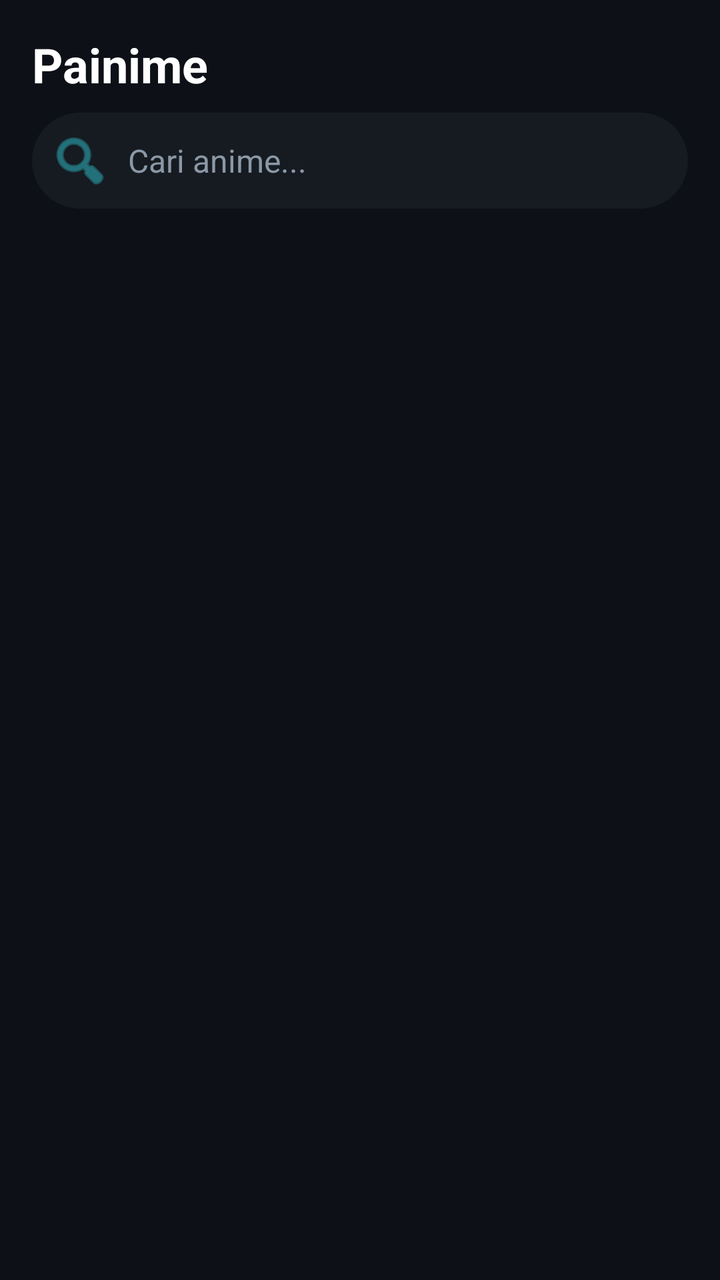
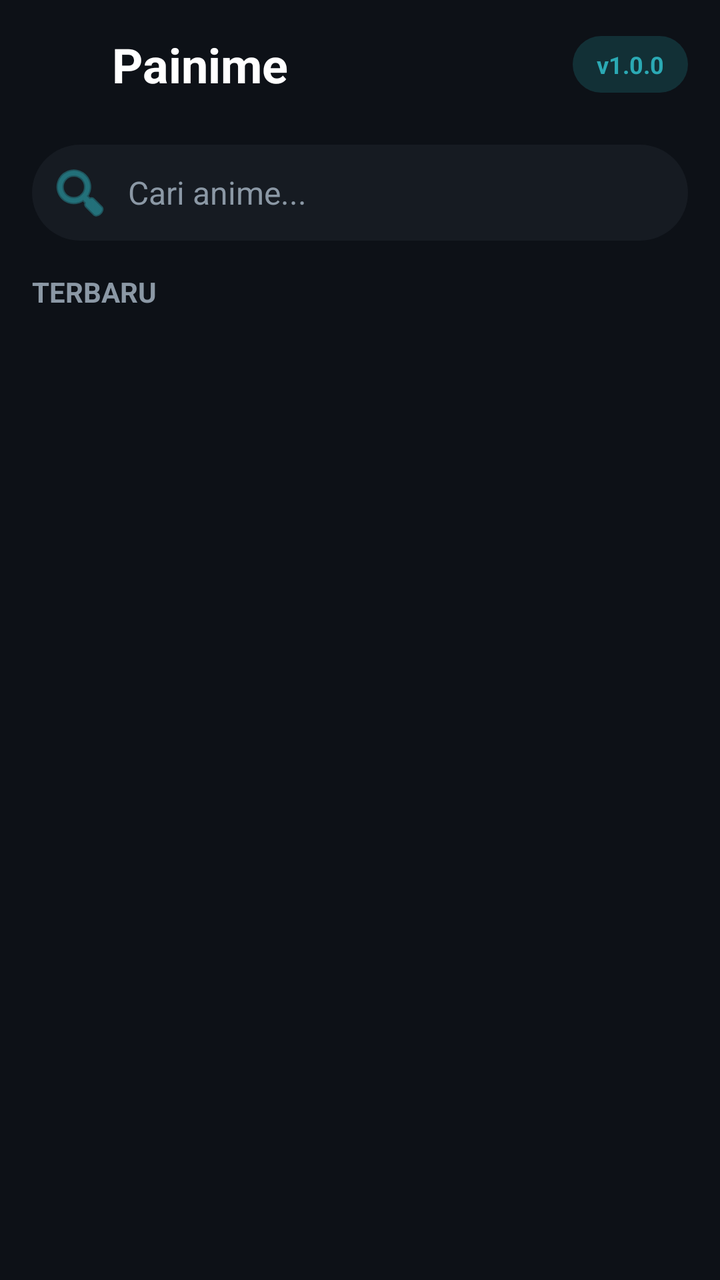

Compare the two renders of this Android layout. The source of the first and the diff that turns it into the second are given below.
<!-- AndroidManifest.xml: application theme Theme.BaseApp -->
<!-- res/layout/activity_main.xml -->
<?xml version="1.0" encoding="utf-8"?>
<androidx.constraintlayout.widget.ConstraintLayout 
    xmlns:android="http://schemas.android.com/apk/res/android"
    xmlns:app="http://schemas.android.com/apk/res-auto"
    xmlns:tools="http://schemas.android.com/tools"
    android:layout_width="match_parent"
    android:layout_height="match_parent"
    android:background="@color/bg_main"
    tools:context=".MainActivity">

    <TextView
        android:id="@+id/tvHeader"
        android:layout_width="wrap_content"
        android:layout_height="wrap_content"
        android:layout_margin="16dp"
        android:text="Painime"
        android:textSize="24sp"
        android:textStyle="bold"
        android:textColor="@color/white"
        app:layout_constraintTop_toTopOf="parent"
        app:layout_constraintStart_toStartOf="parent"/>

    <LinearLayout
        android:id="@+id/searchContainer"
        android:layout_width="match_parent"
        android:layout_height="wrap_content"
        android:orientation="horizontal"
        android:layout_marginStart="16dp"
        android:layout_marginEnd="16dp"
        android:layout_marginTop="8dp"
        android:background="@drawable/bg_search_bar"
        android:gravity="center_vertical"
        app:layout_constraintTop_toBottomOf="@id/tvHeader">
        
        <EditText
            android:id="@+id/etSearch"
            android:layout_width="0dp"
            android:layout_height="wrap_content"
            android:layout_weight="1"
            android:background="@null"
            android:hint="Cari anime..."
            android:textColorHint="@color/text_secondary"
            android:textColor="@color/text_primary"
            android:inputType="text"
            android:maxLines="1"
            android:padding="8dp"
            android:drawableStart="@android:drawable/ic_menu_search"
            android:drawablePadding="8dp"
            android:drawableTint="@color/accent_teal"
            android:textSize="16sp" />
            
        <ImageButton
            android:id="@+id/btnClearSearch"
            android:layout_width="wrap_content"
            android:layout_height="wrap_content"
            android:background="?android:attr/selectableItemBackground"
            android:src="@android:drawable/ic_menu_close_clear_cancel"
            app:tint="@color/accent_teal"
            android:padding="8dp"
            android:visibility="gone" />
    </LinearLayout>

    <androidx.recyclerview.widget.RecyclerView
        android:id="@+id/recyclerView"
        android:layout_width="0dp"
        android:layout_height="0dp"
        android:layout_marginTop="16dp"
        android:clipToPadding="false"
        android:paddingBottom="16dp"
        app:layout_constraintTop_toBottomOf="@id/searchContainer"
        app:layout_constraintBottom_toBottomOf="parent"
        app:layout_constraintStart_toStartOf="parent"
        app:layout_constraintEnd_toEndOf="parent" />

    <ProgressBar
        android:id="@+id/progressBar"
        android:layout_width="wrap_content"
        android:layout_height="wrap_content"
        app:layout_constraintTop_toTopOf="parent"
        app:layout_constraintBottom_toBottomOf="parent"
        app:layout_constraintStart_toStartOf="parent"
        app:layout_constraintEnd_toEndOf="parent" />

    <TextView
        android:id="@+id/tvError"
        android:layout_width="wrap_content"
        android:layout_height="wrap_content"
        android:textColor="#D32F2F"
        android:visibility="gone"
        app:layout_constraintTop_toTopOf="parent"
        app:layout_constraintBottom_toBottomOf="parent"
        app:layout_constraintStart_toStartOf="parent"
        app:layout_constraintEnd_toEndOf="parent" />

</androidx.constraintlayout.widget.ConstraintLayout>
<!-- resources referenced by this layout -->
<resources>
  <color name="accent_teal">#2BA9B4</color>
  <color name="bg_main">#0D1117</color>
  <color name="text_primary">#F2F5F7</color>
  <color name="text_secondary">#8B98A5</color>
  <color name="white">#FFFFFF</color>
  <!-- drawable bg_search_bar (drawable) -->
  <?xml version="1.0" encoding="utf-8"?>
  <shape xmlns:android="http://schemas.android.com/apk/res/android" android:shape="rectangle">
      <solid android:color="@color/bg_surface" />
      <corners android:radius="50dp" />
  </shape>
  <style name="Theme.BaseApp" parent="Theme.MaterialComponents.DayNight.NoActionBar">
          <item name="colorPrimary">@color/accent_teal</item>
          <item name="colorPrimaryVariant">@color/accent_teal</item>
          <item name="colorOnPrimary">@color/white</item>
          <item name="android:windowBackground">@color/bg_main</item>
          <item name="android:textColorPrimary">@color/text_primary</item>
          <item name="android:textColorSecondary">@color/text_secondary</item>
      </style>
  <color name="bg_surface">#161B22</color>
</resources>

<!-- the commit's change to res/layout/activity_main.xml (unified diff, before → after) -->
@@ -8,17 +8,45 @@
     android:background="@color/bg_main"
     tools:context=".MainActivity">
 
-    <TextView
-        android:id="@+id/tvHeader"
-        android:layout_width="wrap_content"
+    <LinearLayout
+        android:id="@+id/headerContainer"
+        android:layout_width="match_parent"
         android:layout_height="wrap_content"
-        android:layout_margin="16dp"
-        android:text="Painime"
-        android:textSize="24sp"
-        android:textStyle="bold"
-        android:textColor="@color/white"
-        app:layout_constraintTop_toTopOf="parent"
-        app:layout_constraintStart_toStartOf="parent"/>
+        android:orientation="horizontal"
+        android:padding="16dp"
+        android:gravity="center_vertical"
+        app:layout_constraintTop_toTopOf="parent">
+        
+        <ImageView
+            android:layout_width="32dp"
+            android:layout_height="32dp"
+            android:src="@mipmap/ic_launcher"
+            android:layout_marginEnd="8dp" />
+            
+        <TextView
+            android:id="@+id/tvHeader"
+            android:layout_width="0dp"
+            android:layout_weight="1"
+            android:layout_height="wrap_content"
+            android:text="Painime"
+            android:textSize="24sp"
+            android:textStyle="bold"
+            android:textColor="@color/white" />
+            
+        <TextView
+            android:id="@+id/tvVersion"
+            android:layout_width="wrap_content"
+            android:layout_height="wrap_content"
+            android:paddingStart="12dp"
+            android:paddingEnd="12dp"
+            android:paddingTop="6dp"
+            android:paddingBottom="6dp"
+            android:background="@drawable/bg_badge_pill"
+            android:text="v1.0.0"
+            android:textColor="@color/accent_teal"
+            android:textSize="12sp"
+            android:textStyle="bold" />
+    </LinearLayout>
 
     <LinearLayout
         android:id="@+id/searchContainer"
@@ -30,7 +58,7 @@
         android:layout_marginTop="8dp"
         android:background="@drawable/bg_search_bar"
         android:gravity="center_vertical"
-        app:layout_constraintTop_toBottomOf="@id/tvHeader">
+        app:layout_constraintTop_toBottomOf="@id/headerContainer">
         
         <EditText
             android:id="@+id/etSearch"
@@ -60,14 +88,89 @@
             android:visibility="gone" />
     </LinearLayout>
 
+    <androidx.cardview.widget.CardView
+        android:id="@+id/cardResume"
+        android:layout_width="match_parent"
+        android:layout_height="wrap_content"
+        android:layout_margin="16dp"
+        app:cardBackgroundColor="#1B222C"
+        app:cardCornerRadius="20dp"
+        app:cardElevation="0dp"
+        android:visibility="gone"
+        app:layout_constraintTop_toBottomOf="@id/searchContainer">
+        
+        <LinearLayout
+            android:layout_width="match_parent"
+            android:layout_height="wrap_content"
+            android:orientation="vertical"
+            android:padding="16dp">
+            
+            <TextView
+                android:layout_width="wrap_content"
+                android:layout_height="wrap_content"
+                android:text="LANJUTKAN NONTON"
+                android:textSize="12sp"
+                android:textColor="@color/text_secondary"
+                android:textStyle="bold" />
+                
+            <TextView
+                android:id="@+id/tvResumeTitle"
+                android:layout_width="match_parent"
+                android:layout_height="wrap_content"
+                android:layout_marginTop="8dp"
+                android:text="Anime Title"
+                android:textSize="18sp"
+                android:textStyle="bold"
+                android:textColor="@color/white"
+                android:maxLines="2"
+                android:ellipsize="end" />
+                
+            <ProgressBar
+                android:id="@+id/pbResumeProgress"
+                style="?android:attr/progressBarStyleHorizontal"
+                android:layout_width="match_parent"
+                android:layout_height="wrap_content"
+                android:layout_marginTop="12dp"
+                android:max="100"
+                android:progress="50"
+                android:progressTint="@color/accent_teal" />
+                
+            <androidx.appcompat.widget.AppCompatButton
+                android:id="@+id/btnResume"
+                android:layout_width="wrap_content"
+                android:layout_height="wrap_content"
+                android:layout_marginTop="12dp"
+                android:layout_gravity="end"
+                android:background="@drawable/bg_button_pill"
+                android:text="Lanjutkan"
+                android:textColor="@color/white"
+                android:paddingStart="24dp"
+                android:paddingEnd="24dp"
+                android:minHeight="40dp" />
+        </LinearLayout>
+    </androidx.cardview.widget.CardView>
+
+    <TextView
+        android:id="@+id/tvLabelTerbaru"
+        android:layout_width="wrap_content"
+        android:layout_height="wrap_content"
+        android:layout_marginStart="16dp"
+        android:layout_marginTop="16dp"
+        android:text="TERBARU"
+        android:textSize="14sp"
+        android:textColor="@color/text_secondary"
+        android:textStyle="bold"
+        app:layout_constraintTop_toBottomOf="@id/cardResume"
+        app:layout_constraintStart_toStartOf="parent" />
+
     <androidx.recyclerview.widget.RecyclerView
         android:id="@+id/recyclerView"
         android:layout_width="0dp"
         android:layout_height="0dp"
-        android:layout_marginTop="16dp"
+        android:layout_marginTop="8dp"
         android:clipToPadding="false"
         android:paddingBottom="16dp"
-        app:layout_constraintTop_toBottomOf="@id/searchContainer"
+        app:layout_constraintTop_toBottomOf="@id/tvLabelTerbaru"
         app:layout_constraintBottom_toBottomOf="parent"
         app:layout_constraintStart_toStartOf="parent"
         app:layout_constraintEnd_toEndOf="parent" />
<!-- resource entries referenced after the edit -->
@@ -5,12 +5,30 @@
   <color name="text_primary">#F2F5F7</color>
   <color name="text_secondary">#8B98A5</color>
   <color name="white">#FFFFFF</color>
+  <!-- drawable bg_badge_pill (drawable) -->
+  <?xml version="1.0" encoding="utf-8"?>
+  <shape xmlns:android="http://schemas.android.com/apk/res/android" android:shape="rectangle">
+      <solid android:color="@color/accent_teal_transparent" />
+      <corners android:radius="50dp" />
+  </shape>
+  <!-- drawable bg_button_pill (drawable) -->
+  <?xml version="1.0" encoding="utf-8"?>
+  <shape xmlns:android="http://schemas.android.com/apk/res/android" android:shape="rectangle">
+      <solid android:color="@color/accent_teal" />
+      <corners android:radius="50dp" />
+  </shape>
   <!-- drawable bg_search_bar (drawable) -->
   <?xml version="1.0" encoding="utf-8"?>
   <shape xmlns:android="http://schemas.android.com/apk/res/android" android:shape="rectangle">
       <solid android:color="@color/bg_surface" />
       <corners android:radius="50dp" />
   </shape>
+  <!-- mipmap ic_launcher (mipmap-anydpi-v26) -->
+  <?xml version="1.0" encoding="utf-8"?>
+  <adaptive-icon xmlns:android="http://schemas.android.com/apk/res/android">
+      <background android:drawable="@color/ic_launcher_background" />
+      <foreground android:drawable="@mipmap/ic_launcher_foreground" />
+  </adaptive-icon>
   <style name="Theme.BaseApp" parent="Theme.MaterialComponents.DayNight.NoActionBar">
           <item name="colorPrimary">@color/accent_teal</item>
           <item name="colorPrimaryVariant">@color/accent_teal</item>
@@ -19,6 +37,8 @@
           <item name="android:textColorPrimary">@color/text_primary</item>
           <item name="android:textColorSecondary">@color/text_secondary</item>
       </style>
+  <color name="accent_teal_transparent">#332BA9B4</color>
   <color name="bg_surface">#161B22</color>
+  <color name="ic_launcher_background">#FFFFFF</color>
 </resources>
 
